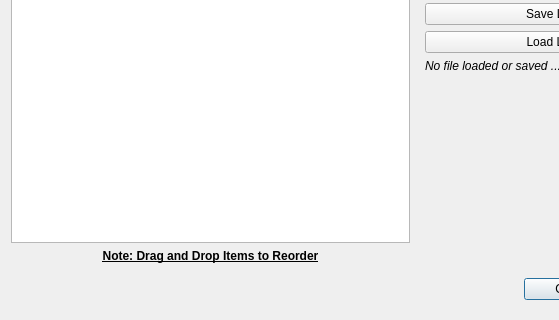
Before: the Qt Designer form SOFIACruiseTools/Director/FITSKeywordPanel.ui in astrobokonon/SOFIACruiseTools, drawn with Qt 5; both pictures show x 0 to 559 and y 182 to 502 of the 710 by 502 pixel window.
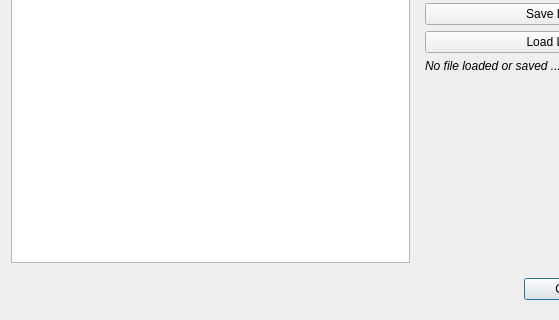
After: the same form once the commit is applied.

Commit message: Small adjustments to UIs

Patch:
```diff
--- a/SOFIACruiseTools/Director/FITSKeywordPanel.ui
+++ b/SOFIACruiseTools/Director/FITSKeywordPanel.ui
@@ -236,23 +236,6 @@
      </item>
     </widget>
    </item>
-   <item row="4" column="0">
-    <widget class="QLabel" name="txt_fitskw_hint">
-     <property name="font">
-      <font>
-       <weight>75</weight>
-       <bold>true</bold>
-       <underline>true</underline>
-      </font>
-     </property>
-     <property name="text">
-      <string>Note: Drag and Drop Items to Reorder</string>
-     </property>
-     <property name="alignment">
-      <set>Qt::AlignCenter</set>
-     </property>
-    </widget>
-   </item>
   </layout>
  </widget>
  <resources/>
```
Left out of the diff: 2 changed lines with no effect on the pictures. The commit also changes 3 other files.
